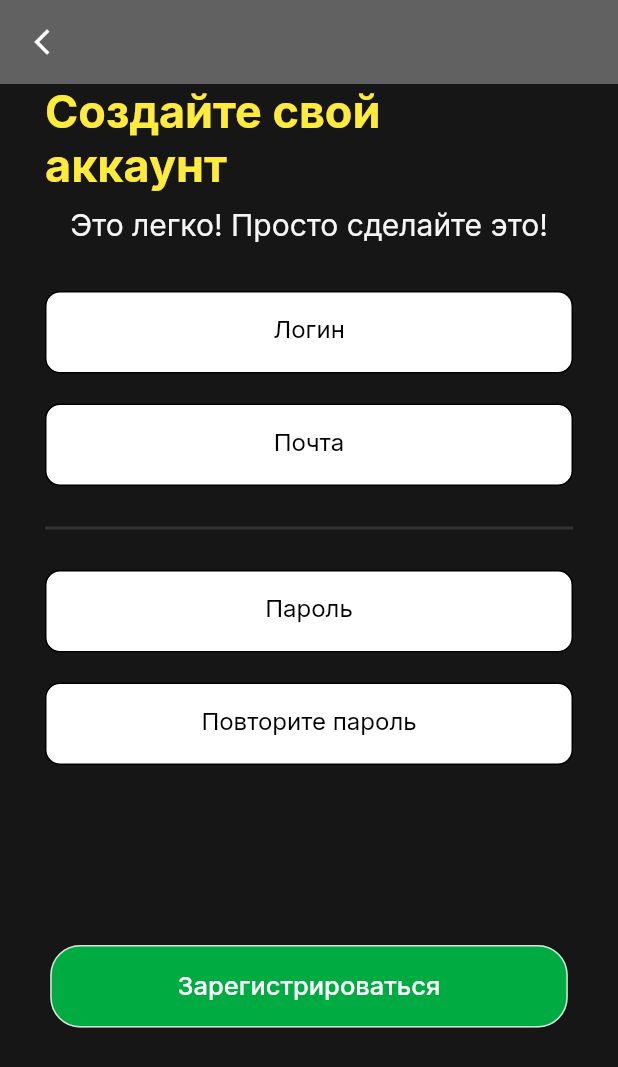
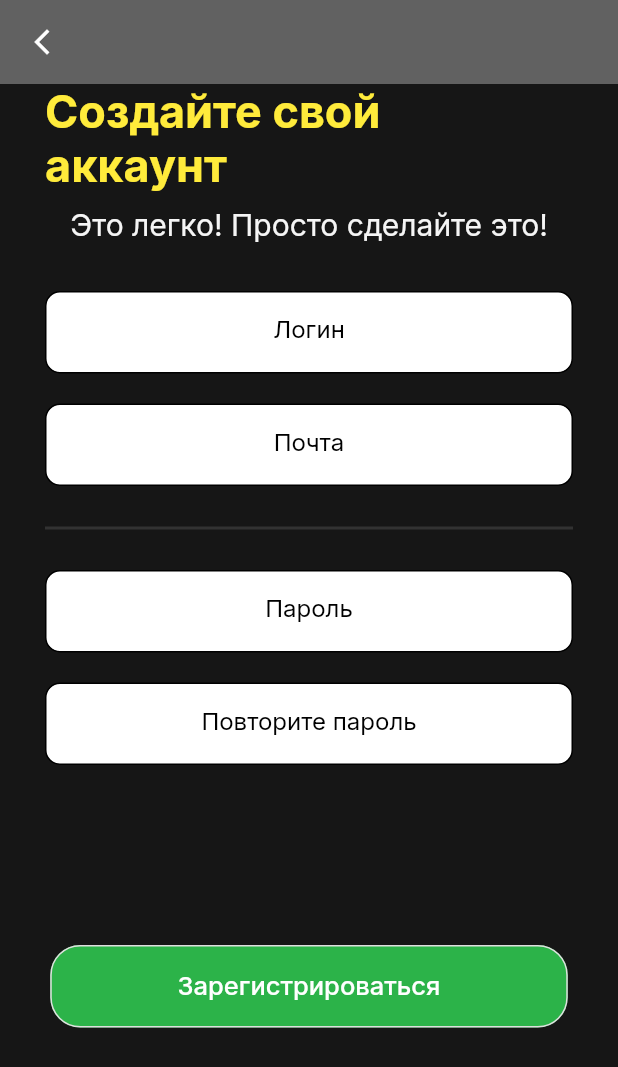
Before and after one commit to flew1x/chat_app, a Flutter app: the SignUpPage screen opened directly, after a tap on "Зарегистрироваться", on a phone screen of 412 x 824 dp. Shown: the top 1067 px of the screen. Run offline on Flutter 3.47's test engine with Material 2 defaults, Android fonts, the phone set to English and light mode, and no system bars; drawn by our look-alikes of animated_text_kit; our stand-ins replace cloud_firestore, faker, firebase_auth, firebase_core, firebase_storage, flutter_riverpod and 5 more; accounts and stored records are empty; network calls fail.

```diff
--- a/lib/cotrollers/firebase_controller.dart
+++ b/lib/cotrollers/firebase_controller.dart
@@ -45,12 +45,14 @@ class AuthController {
     return user;
   }
 
-  void signIn(TextEditingController email, TextEditingController password) {
-    firebaseHelper.signIn(email, password);
+  void signIn(TextEditingController email, TextEditingController password,
+      BuildContext context) {
+    firebaseHelper.signIn(email, password, context);
   }
 
-  void signUp(TextEditingController email, TextEditingController password) {
-    firebaseHelper.signUp(email, password);
+  void signUp(TextEditingController email, TextEditingController password,
+      BuildContext context) {
+    firebaseHelper.signUp(email, password, context);
   }
 
   void signOut() {
--- a/lib/services/firebase_helper.dart
+++ b/lib/services/firebase_helper.dart
@@ -64,17 +64,26 @@ class FirebaseHelper {
 
       if (profileAvatar != null) {
         photoUrl = await ref.read(commonFirebaseStorageProvider).storeFile(
-              'profileAvatar/$uid',
+              'profilePic/$uid',
               profileAvatar,
             );
       }
+
+      var user = UserModel(
+        name: username,
+        uid: uid,
+        profileAvatar: photoUrl,
+        isOnline: true,
+      );
+
+      await firestore.collection('users').doc(uid).set(user.toMap());
     } catch (e) {
       log(e.toString());
     }
   }
 
-  Future<void> signIn(
-      TextEditingController email, TextEditingController password) async {
+  Future<void> signIn(TextEditingController email,
+      TextEditingController password, BuildContext context) async {
     try {
       await FirebaseAuth.instance.signInWithEmailAndPassword(
           email: email.text, password: password.text);
@@ -83,7 +92,13 @@ class FirebaseHelper {
         if (user == null) {
           log('User is currently signed out!');
         } else {
-          Get.off(() => const HomeScreen());
+          Navigator.pushAndRemoveUntil(
+            context,
+            MaterialPageRoute(
+              builder: (context) => const HomeScreen(),
+            ),
+            (route) => false,
+          );
           log('User is signed in!');
         }
       });
@@ -92,13 +107,14 @@ class FirebaseHelper {
     }
   }
 
-  Future<void> signUp(
-      TextEditingController email, TextEditingController password) async {
+  Future<void> signUp(TextEditingController email,
+      TextEditingController password, BuildContext context) async {
     try {
       await FirebaseAuth.instance.createUserWithEmailAndPassword(
           email: email.text, password: password.text);
       log("was created");
-      signIn(email, password);
+      // ignore: use_build_context_synchronously
+      signIn(email, password, context);
       FirebaseAuth.instance.authStateChanges().listen((User? user) {
         if (user == null) {
           log('User is currently signed out!');
--- a/lib/view/pages/contacts_page.dart
+++ b/lib/view/pages/contacts_page.dart
@@ -1,4 +1,3 @@
-import 'package:chat_app/view/widgets/button.dart';
 import 'package:flutter/material.dart';
 
 class ContactsPage extends StatelessWidget {
--- a/lib/view/pages/login_page.dart
+++ b/lib/view/pages/login_page.dart
@@ -1,5 +1,6 @@
 import 'package:animated_text_kit/animated_text_kit.dart';
 import 'package:chat_app/services/firebase_helper.dart';
+import 'package:chat_app/view/themes/theme.dart';
 import 'package:flutter/material.dart';
 import 'package:flutter_riverpod/flutter_riverpod.dart';
 import 'package:get/get.dart';
@@ -98,10 +99,13 @@ class _LoginPageState extends ConsumerState<LoginPage> {
                   Padding(
                     padding: const EdgeInsets.only(top: 100),
                     child: Button(
+                      btnClr: AppColors.greenBtn,
                       text: "Войти",
                       onPressed: (() {
                         ref.read(firebaseControllerProvider).signIn(
-                            _emailTextController, _passwordTextController);
+                            _emailTextController,
+                            _passwordTextController,
+                            context);
                       }),
                       lightTheme: false,
                     ),
--- a/lib/view/pages/sign_up_page.dart
+++ b/lib/view/pages/sign_up_page.dart
@@ -1,6 +1,7 @@
 import 'package:animated_text_kit/animated_text_kit.dart';
 import 'package:chat_app/cotrollers/firebase_controller.dart';
 import 'package:chat_app/services/firebase_helper.dart';
+import 'package:chat_app/view/themes/theme.dart';
 import 'package:flutter/material.dart';
 import 'package:flutter_riverpod/flutter_riverpod.dart';
 import 'package:get/get.dart';
@@ -106,14 +107,15 @@ class _SignUpPageState extends ConsumerState<SignUpPage> {
               Padding(
                 padding: const EdgeInsets.only(top: 120),
                 child: Button(
+                  btnClr: AppColors.greenBtn,
                   text: "Зарегистрироваться",
                   onPressed: () {
                     ref
                         .read(firebaseControllerProvider)
-                        .signUp(_emailController, _passwordController);
+                        .signUp(_emailController, _passwordController, context);
                     ref
                         .read(firebaseControllerProvider)
-                        .signIn(_emailController, _passwordController);
+                        .signIn(_emailController, _passwordController, context);
                   },
                   lightTheme: false,
                 ),
--- a/lib/view/screens/home_screen.dart
+++ b/lib/view/screens/home_screen.dart
@@ -1,6 +1,5 @@
 import 'dart:developer';
 import 'package:chat_app/cotrollers/firebase_controller.dart';
-import 'package:chat_app/services/firebase_helper.dart';
 import 'package:chat_app/view/pages/contacts_page.dart';
 import 'package:chat_app/view/pages/home_page.dart';
 import 'package:chat_app/view/pages/messages_page.dart';
@@ -23,6 +22,7 @@ class HomeScreen extends StatelessWidget {
   }
 }
 
+@immutable
 class HomeScreenState extends ConsumerStatefulWidget {
   HomeScreenState({super.key});
 
--- a/lib/view/screens/start_screen.dart
+++ b/lib/view/screens/start_screen.dart
@@ -1,5 +1,6 @@
 import 'package:chat_app/view/pages/login_page.dart';
 import 'package:chat_app/view/pages/sign_up_page.dart';
+import 'package:chat_app/view/themes/theme.dart';
 import 'package:chat_app/view/widgets/button.dart';
 import 'package:flutter/material.dart';
 import 'package:get/get.dart';
@@ -32,6 +33,7 @@ class StartScreen extends StatelessWidget {
                 height: 60,
               ),
               Button(
+                  btnClr: AppColors.greenBtn,
                   text: "Войти",
                   onPressed: () {
                     Get.to(() => const LoginPage(),
@@ -42,6 +44,7 @@ class StartScreen extends StatelessWidget {
                 height: 15,
               ),
               Button(
+                  btnClr: Colors.white,
                   text: "Зарегестрироваться",
                   onPressed: () {
                     Get.to(() => const SignUpPage(),
--- a/lib/view/themes/theme.dart
+++ b/lib/view/themes/theme.dart
@@ -13,6 +13,8 @@ abstract class AppColors {
   static const textHighlight = secondary;
   static const cardLight = Color(0xFFF9FAFE);
   static const cardDark = Color.fromARGB(255, 34, 34, 34);
+  static const lightBtn = Color.fromARGB(255, 194, 194, 194);
+  static const greenBtn = Color.fromARGB(255, 44, 179, 73);
 }
 
 abstract class _LightColors {
--- a/lib/view/widgets/button.dart
+++ b/lib/view/widgets/button.dart
@@ -4,12 +4,14 @@ class Button extends StatelessWidget {
   final String text;
   final Function()? onPressed;
   final bool lightTheme;
+  final Color btnClr;
 
   const Button(
       {Key? key,
       required this.text,
       required this.onPressed,
-      required this.lightTheme})
+      required this.lightTheme,
+      required this.btnClr})
       : super(key: key);
 
   @override
@@ -17,9 +19,7 @@ class Button extends StatelessWidget {
     return ElevatedButton(
       onPressed: onPressed,
       style: ElevatedButton.styleFrom(
-          backgroundColor: lightTheme
-              ? const Color.fromARGB(255, 202, 202, 202)
-              : const Color.fromARGB(255, 0, 172, 66),
+          backgroundColor: btnClr,
           fixedSize: const Size(345, 55),
           elevation: 0,
           shape: RoundedRectangleBorder(
--- a/lib/view/widgets/sign_input_field.dart
+++ b/lib/view/widgets/sign_input_field.dart
@@ -1,5 +1,3 @@
-import 'dart:math';
-
 import 'package:flutter/material.dart';
 
 class InputField extends StatelessWidget {
```
Also changed, not shown: lib/view/pages/settings_page.dart (+9 -1 lines).
